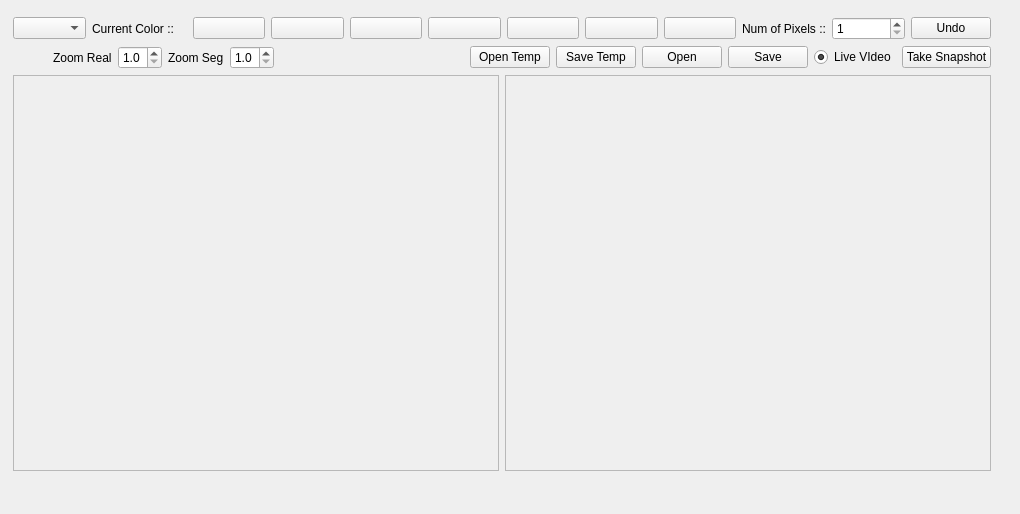
Above: GUITools/KMonitor/KccHandler.ui from kouretes/Monas before the change. Below: the same form after it.
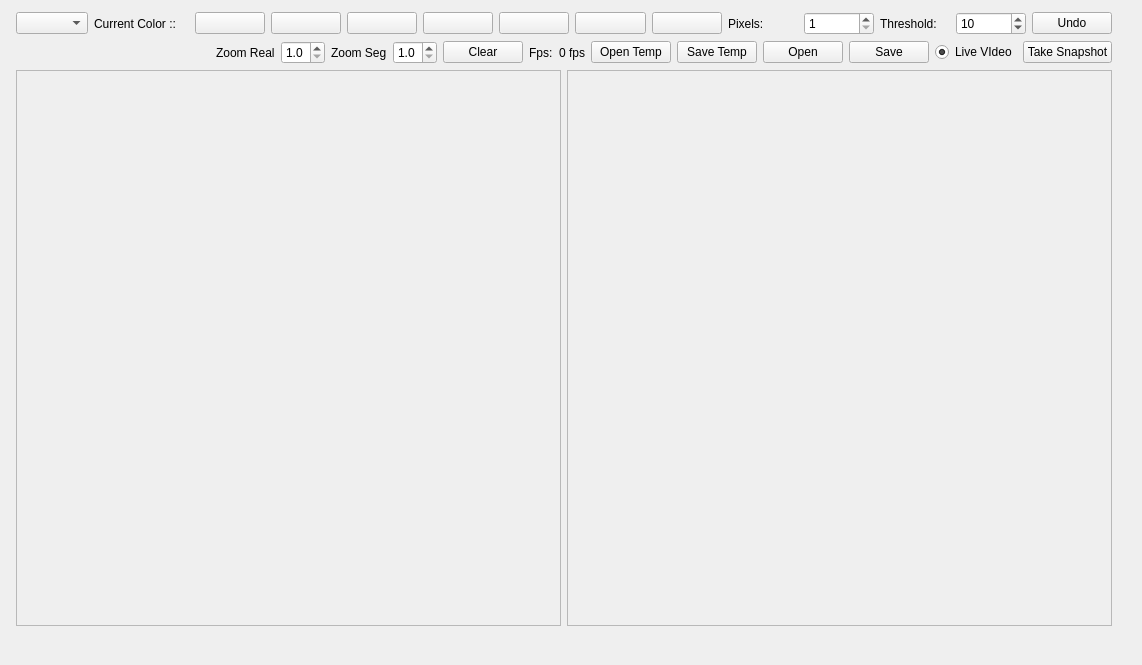
That is the form after the change.

The edit to the form file:
```diff
--- a/GUITools/KMonitor/KccHandler.ui
+++ b/GUITools/KMonitor/KccHandler.ui
@@ -6,25 +6,25 @@
    <rect>
     <x>0</x>
     <y>0</y>
-    <width>1020</width>
-    <height>514</height>
+    <width>1142</width>
+    <height>665</height>
    </rect>
   </property>
   <property name="windowTitle">
    <string>Form</string>
   </property>
-  <widget class="QWidget" name="layoutWidget">
+  <widget class="QWidget" name="">
    <property name="geometry">
     <rect>
-     <x>13</x>
-     <y>17</y>
-     <width>978</width>
-     <height>471</height>
+     <x>16</x>
+     <y>12</y>
+     <width>1096</width>
+     <height>631</height>
     </rect>
    </property>
    <layout class="QVBoxLayout" name="verticalLayout">
     <item>
-     <layout class="QHBoxLayout" name="horizontalLayout_2">
+     <layout class="QHBoxLayout" name="horizontalLayout">
       <item>
        <widget class="QComboBox" name="KCComboBox"/>
       </item>
@@ -101,7 +101,7 @@
       <item>
        <widget class="QLabel" name="PromptPixelsLabel">
         <property name="text">
-         <string>Num of Pixels ::</string>
+         <string>Pixels:</string>
         </property>
        </widget>
       </item>
@@ -115,6 +115,26 @@
         </property>
        </widget>
       </item>
+      <item>
+       <widget class="QLabel" name="PromptPixelsLabel_2">
+        <property name="text">
+         <string>Threshold:</string>
+        </property>
+       </widget>
+      </item>
+      <item>
+       <widget class="QSpinBox" name="theshSpinBox">
+        <property name="minimum">
+         <number>1</number>
+        </property>
+        <property name="maximum">
+         <number>15</number>
+        </property>
+        <property name="value">
+         <number>10</number>
+        </property>
+       </widget>
+      </item>
       <item>
        <widget class="QPushButton" name="pbUndo">
         <property name="text">
@@ -125,7 +145,7 @@
      </layout>
     </item>
     <item>
-     <layout class="QHBoxLayout" name="horizontalLayout_3">
+     <layout class="QHBoxLayout" name="horizontalLayout_2">
       <item>
        <layout class="QHBoxLayout" name="horizontalLayout_21">
         <item>
@@ -190,17 +210,25 @@
        </layout>
       </item>
       <item>
-       <spacer name="horizontalSpacer_2">
-        <property name="orientation">
-         <enum>Qt::Horizontal</enum>
+       <widget class="QPushButton" name="pbClear">
+        <property name="text">
+         <string>Clear</string>
         </property>
-        <property name="sizeHint" stdset="0">
-         <size>
-          <width>40</width>
-          <height>20</height>
-         </size>
+       </widget>
+      </item>
+      <item>
+       <widget class="QLabel" name="label">
+        <property name="text">
+         <string>Fps:</string>
         </property>
-       </spacer>
+       </widget>
+      </item>
+      <item>
+       <widget class="QLabel" name="fpsLabel">
+        <property name="text">
+         <string>0 fps</string>
+        </property>
+       </widget>
       </item>
       <item>
        <widget class="QPushButton" name="pbOpenTemp">
@@ -256,7 +284,7 @@
      </layout>
     </item>
     <item>
-     <layout class="QHBoxLayout" name="horizontalLayout">
+     <layout class="QHBoxLayout" name="horizontalLayout_3">
       <item>
        <widget class="QScrollArea" name="scrollImage">
         <property name="widgetResizable">
@@ -267,8 +295,8 @@
           <rect>
            <x>0</x>
            <y>0</y>
-           <width>482</width>
-           <height>370</height>
+           <width>541</width>
+           <height>530</height>
           </rect>
          </property>
         </widget>
@@ -284,8 +312,8 @@
           <rect>
            <x>0</x>
            <y>0</y>
-           <width>482</width>
-           <height>370</height>
+           <width>541</width>
+           <height>530</height>
           </rect>
          </property>
         </widget>
```
